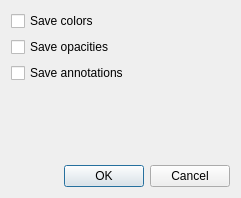
Above: Qt/ApplicationComponents/Resources/UI/pqSavePresetOptions.ui from vbnhfylbh/ParaView before the change. Below: the same form after it.
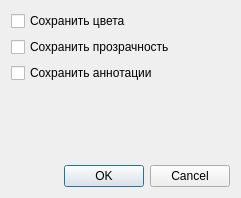
That is the form after the change.

Diff of the .ui file:
```diff
--- a/Qt/ApplicationComponents/Resources/UI/pqSavePresetOptions.ui
+++ b/Qt/ApplicationComponents/Resources/UI/pqSavePresetOptions.ui
@@ -20,7 +20,7 @@
       <string>&lt;html&gt;&lt;head/&gt;&lt;body&gt;&lt;p&gt;Check to save colors to the preset.&lt;/p&gt;&lt;/body&gt;&lt;/html&gt;</string>
      </property>
      <property name="text">
-      <string>Save colors</string>
+      <string>Сохранить цвета</string>
      </property>
     </widget>
    </item>
@@ -30,7 +30,7 @@
       <string>&lt;html&gt;&lt;head/&gt;&lt;body&gt;&lt;p&gt;Check to save opacities to the preset.&lt;/p&gt;&lt;/body&gt;&lt;/html&gt;</string>
      </property>
      <property name="text">
-      <string>Save opacities</string>
+      <string>Сохранить прозрачность</string>
      </property>
     </widget>
    </item>
@@ -40,7 +40,7 @@
       <string>&lt;html&gt;&lt;head/&gt;&lt;body&gt;&lt;p&gt;Check to save annotations to the preset.&lt;/p&gt;&lt;/body&gt;&lt;/html&gt;</string>
      </property>
      <property name="text">
-      <string>Save annotations</string>
+      <string>Сохранить аннотации</string>
      </property>
     </widget>
    </item>
```
Left out of the diff: 8 changed lines with no effect on the pictures.
